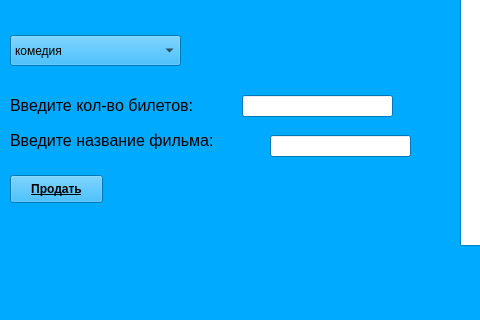
First picture: the form in assistant.ui, repository katiarapter/lyceum, before the edit; both pictures show x 0 to 480 and y 315 to 635 of the 1196 by 635 pixel window.
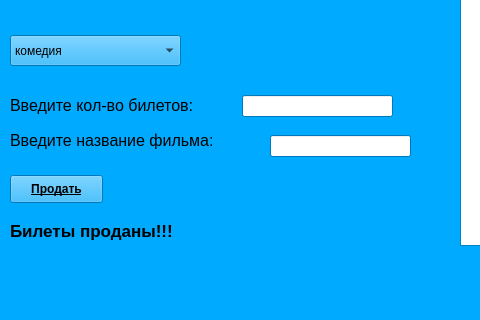
Second picture: the form after the edit.

What changed in the file:
```diff
--- a/assistant.ui
+++ b/assistant.ui
@@ -745,6 +745,26 @@
      </rect>
     </property>
    </widget>
+   <widget class="QLabel" name="label_9">
+    <property name="geometry">
+     <rect>
+      <x>10</x>
+      <y>530</y>
+      <width>221</width>
+      <height>31</height>
+     </rect>
+    </property>
+    <property name="font">
+     <font>
+      <pointsize>13</pointsize>
+      <weight>75</weight>
+      <bold>true</bold>
+     </font>
+    </property>
+    <property name="text">
+     <string>Билеты проданы!!!</string>
+    </property>
+   </widget>
   </widget>
   <widget class="QMenuBar" name="menubar">
    <property name="geometry">
```
Left out of the diff: 15 changed lines with no effect on the pictures.
